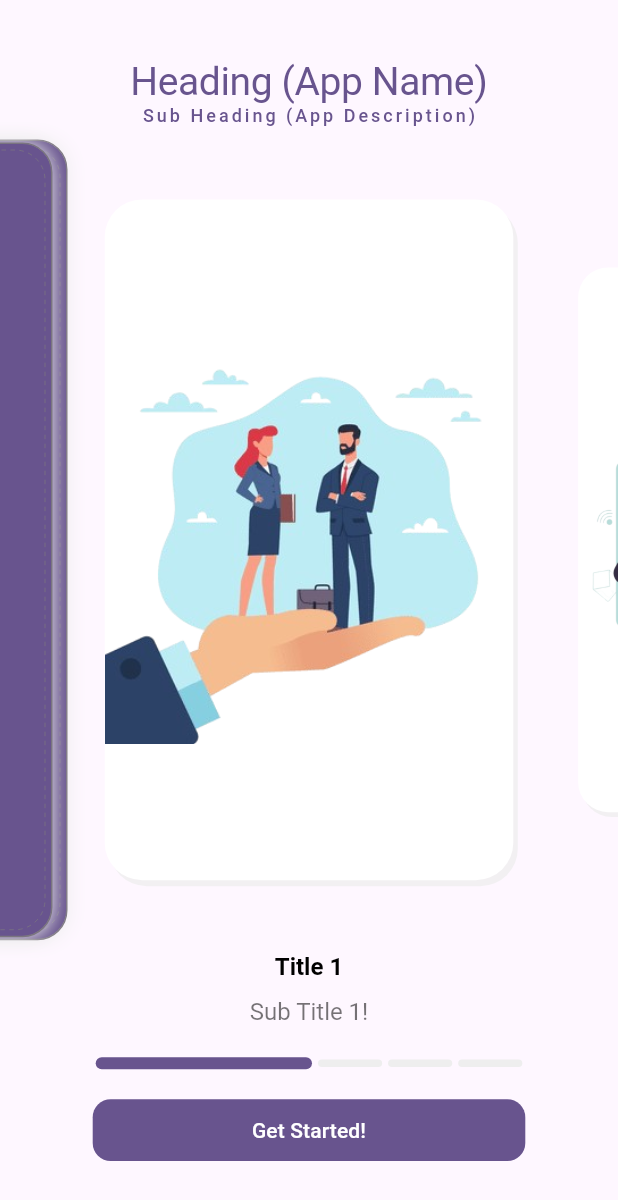
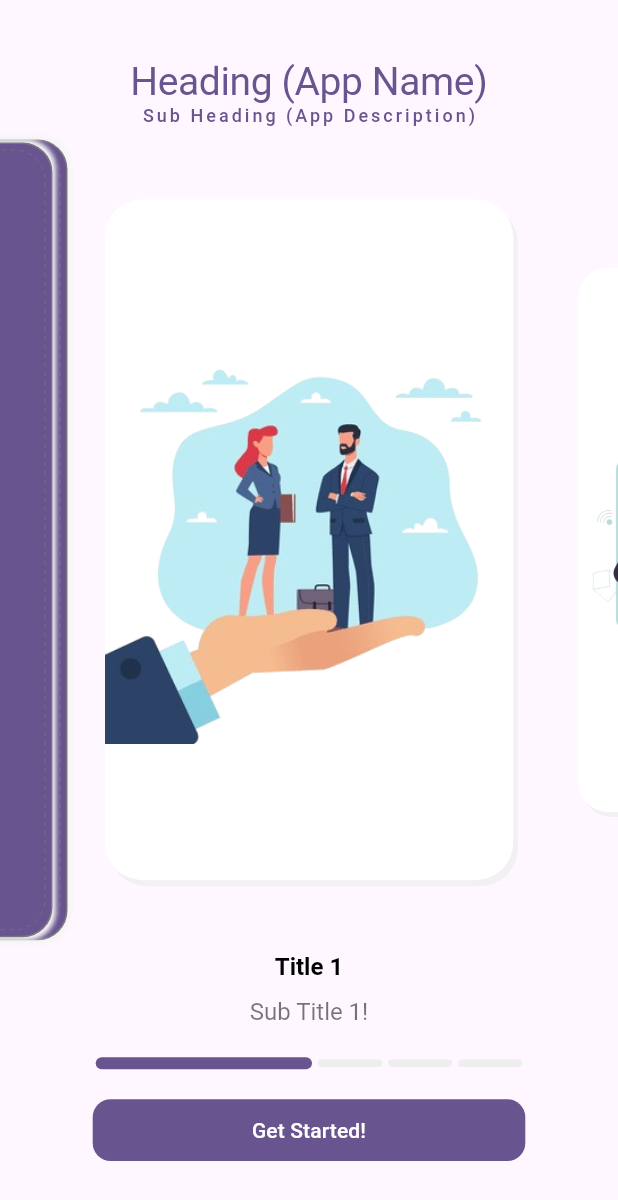
Before and after one commit to javedmughal-058/fancy_onboarding_screen, a Flutter app: the FancyOnBoardingScreen screen opened directly, on a phone screen of 412 x 824 dp. Shown: the top 1200 px of the screen. Run offline on Flutter 3.47's test engine with Material 3 defaults, Android fonts, the phone set to English and light mode, and no system bars.

```diff
--- a/lib/core/widgets/board_item.dart
+++ b/lib/core/widgets/board_item.dart
@@ -1,8 +1,10 @@
 import 'package:flutter/material.dart';
+
 import 'dashboard_container.dart';
 
 class BoardItem extends StatelessWidget {
-  const BoardItem({super.key,
+  const BoardItem({
+    super.key,
     required this.width,
     required this.height,
     this.onAddPressed,
@@ -87,7 +89,7 @@ class _WalletStrapSide extends StatelessWidget {
 
 class WalletSide extends StatelessWidget {
   final Color? color;
-  const WalletSide({Key? key, this.color}) :super(key: key);
+  const WalletSide({Key? key, this.color}) : super(key: key);
 
   @override
   Widget build(BuildContext context) {
@@ -98,9 +100,7 @@ class WalletSide extends StatelessWidget {
         borderRadius: BorderRadius.circular(20),
         boxShadow: [
           BoxShadow(
-            color: Colors.grey.shade200,
-            blurRadius: 10,
-          ),
+              color: Colors.grey.shade100, blurRadius: 2, spreadRadius: 2),
         ],
       ),
       padding: const EdgeInsets.all(4),
--- a/lib/core/widgets/dashboard_container.dart
+++ b/lib/core/widgets/dashboard_container.dart
@@ -1,4 +1,5 @@
 import 'dart:math';
+
 import 'package:flutter/material.dart';
 
 class DashedBorderContainer extends StatelessWidget {
--- a/lib/fancy_onboarding_screen.dart
+++ b/lib/fancy_onboarding_screen.dart
@@ -1,7 +1,3 @@
 library fancy_onboarding_screen;
 
-/// A Calculator.
-class Calculator {
-  /// Returns [value] plus 1.
-  int addOne(int value) => value + 1;
-}
+export 'src/on_boarding_page.dart';
```
